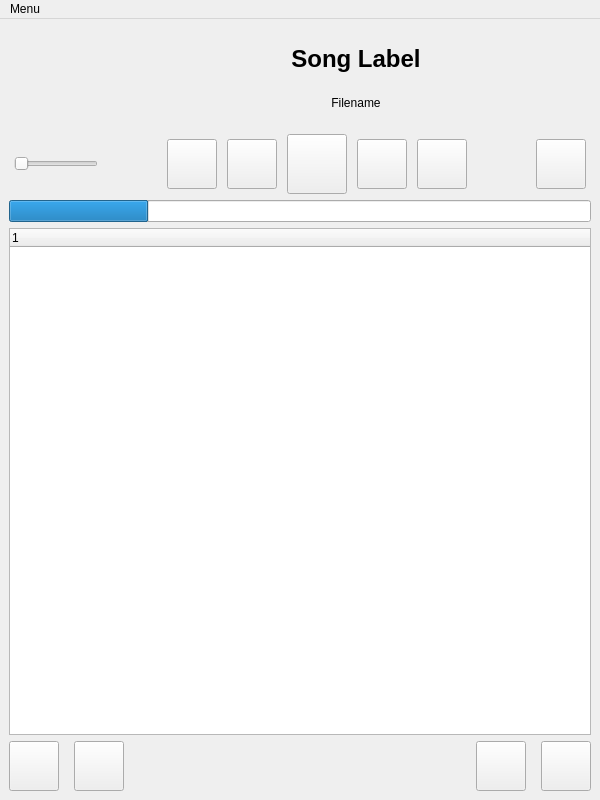
Above: app/src/mainwindow.ui from PraydE007/uAmp before the change. Below: the same form after it.
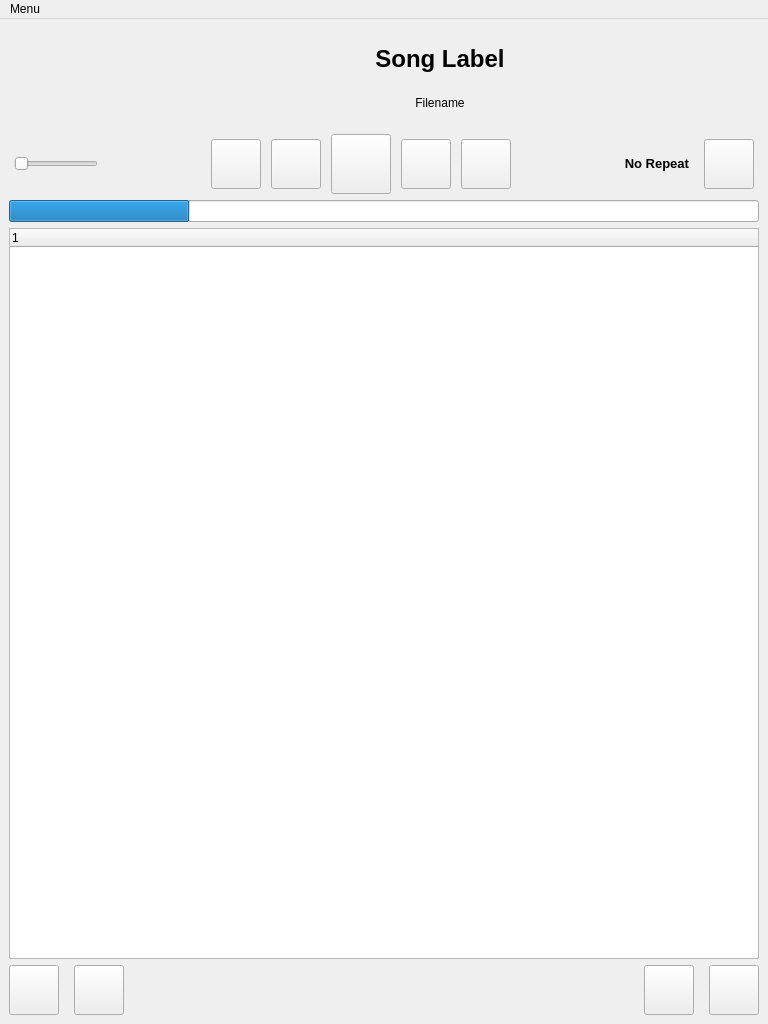
That is the form after the change. Icons and pictures are not drawn.

Diff of the .ui file:
```diff
--- a/app/src/mainwindow.ui
+++ b/app/src/mainwindow.ui
@@ -6,8 +6,8 @@
    <rect>
     <x>0</x>
     <y>0</y>
-    <width>600</width>
-    <height>800</height>
+    <width>768</width>
+    <height>1024</height>
    </rect>
   </property>
   <property name="windowTitle">
@@ -155,37 +155,6 @@
         <property name="spacing">
          <number>10</number>
         </property>
-        <item>
-         <widget class="QPushButton" name="stopSongBtn">
-          <property name="sizePolicy">
-           <sizepolicy hsizetype="Fixed" vsizetype="Fixed">
-            <horstretch>0</horstretch>
-            <verstretch>0</verstretch>
-           </sizepolicy>
-          </property>
-          <property name="minimumSize">
-           <size>
-            <width>50</width>
-            <height>50</height>
-           </size>
-          </property>
-          <property name="maximumSize">
-           <size>
-            <width>50</width>
-            <height>50</height>
-           </size>
-          </property>
-          <property name="text">
-           <string/>
-          </property>
-          <property name="iconSize">
-           <size>
-            <width>32</width>
-            <height>32</height>
-           </size>
-          </property>
-         </widget>
-        </item>
         <item>
          <widget class="QPushButton" name="previousSongBtn">
           <property name="sizePolicy">
@@ -220,6 +189,37 @@
           </property>
          </widget>
         </item>
+        <item>
+         <widget class="QPushButton" name="stopSongBtn">
+          <property name="sizePolicy">
+           <sizepolicy hsizetype="Fixed" vsizetype="Fixed">
+            <horstretch>0</horstretch>
+            <verstretch>0</verstretch>
+           </sizepolicy>
+          </property>
+          <property name="minimumSize">
+           <size>
+            <width>50</width>
+            <height>50</height>
+           </size>
+          </property>
+          <property name="maximumSize">
+           <size>
+            <width>50</width>
+            <height>50</height>
+           </size>
+          </property>
+          <property name="text">
+           <string/>
+          </property>
+          <property name="iconSize">
+           <size>
+            <width>32</width>
+            <height>32</height>
+           </size>
+          </property>
+         </widget>
+        </item>
         <item>
          <widget class="QPushButton" name="playSongBtn">
           <property name="sizePolicy">
@@ -337,6 +337,16 @@
         </property>
        </spacer>
       </item>
+      <item>
+       <widget class="QLabel" name="repeatModeText">
+        <property name="text">
+         <string>&lt;html&gt;&lt;head/&gt;&lt;body&gt;&lt;p&gt;&lt;span style=&quot; font-size:10pt; font-weight:600;&quot;&gt;No Repeat&lt;/span&gt;&lt;/p&gt;&lt;/body&gt;&lt;/html&gt;</string>
+        </property>
+        <property name="alignment">
+         <set>Qt::AlignRight|Qt::AlignTrailing|Qt::AlignVCenter</set>
+        </property>
+       </widget>
+      </item>
       <item>
        <widget class="QPushButton" name="repeatBtn">
         <property name="sizePolicy">
@@ -550,7 +560,7 @@
     <rect>
      <x>0</x>
      <y>0</y>
-     <width>600</width>
+     <width>768</width>
      <height>22</height>
     </rect>
    </property>
```
Left out of the diff: 1 changed line with no effect on the pictures.
